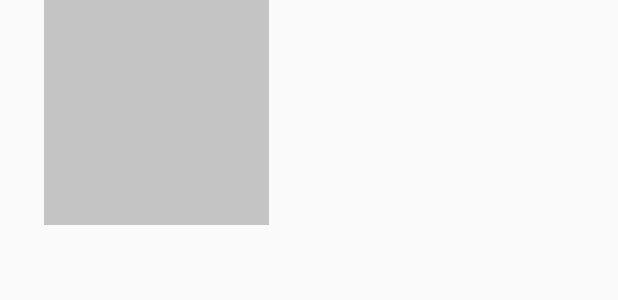
After one commit to Who-IM/LeaveOutApp, an Android app: the layout collect_view_image.xml on its own in the app's theme, with its tools: preview values and no code run, on a phone screen of 412 x 824 dp. The commit adds this screen. Shown: the top 300 px of the screen. Run offline under Robolectric (Android 15) with nearby library versions, the phone set to English and light mode, and no system bars; Roboto replaces fonts that are not available here.

Commit message:
모아보기 이미지 추가, 사진갯수 제한

```diff
--- a/Android/LeaveOut/app/src/main/java/whoim/leaveout/SQL/SQLWeb.java
+++ b/Android/LeaveOut/app/src/main/java/whoim/leaveout/SQL/SQLWeb.java
@@ -26,7 +26,7 @@ public class SQLWeb extends AsyncTask<JSONObject, Void, JSONObject> {
     protected JSONObject doInBackground(JSONObject... params) {
 
         try {
-            URL url = new URL("http://172.30.1.53:8080/controll"); // URL화 한다.
+            URL url = new URL("http://172.19.1.155:8080/controll"); // URL화 한다.
             mCon = (HttpURLConnection) url.openConnection();                 // 접속 객체 생성
 //            mCon.setRequestProperty("Content-Type", "application/json");      // 타입설정(application/json) 형식으로 전송
             mCon.setRequestProperty("Content-Type", "text/html");               // 타입설
--- a/Android/LeaveOut/app/src/main/res/layout/collect_comment.xml
+++ b/Android/LeaveOut/app/src/main/res/layout/collect_comment.xml
@@ -59,4 +59,6 @@
             android:layout_alignTop="@+id/collect_comment_name" />
 
     </RelativeLayout>
+
+
 </LinearLayout>
--- /dev/null
+++ b/Android/LeaveOut/app/src/main/res/layout/collect_view_image.xml
@@ -0,0 +1,15 @@
+<?xml version="1.0" encoding="utf-8"?>
+<RelativeLayout xmlns:android="http://schemas.android.com/apk/res/android"
+    android:layout_width="wrap_content"
+    android:layout_height="wrap_content"
+    xmlns:app="http://schemas.android.com/apk/res-auto">
+
+    <ImageView
+        android:id="@+id/collect_grid_image"
+        android:layout_width="150dp"
+        android:layout_height="150dp"
+        android:layout_marginLeft="29dp"
+        android:layout_marginBottom="10dp"
+        app:srcCompat="@color/cardview_shadow_start_color" />
+
+</RelativeLayout>
```
Also changed, not shown: Android/LeaveOut/app/src/main/java/whoim/leaveout/CollectActivity.java (+65 -0 lines), Android/LeaveOut/app/src/main/java/whoim/leaveout/GridAdapter/GridAdapter.java (added, +87 -0 lines), Android/LeaveOut/app/src/main/java/whoim/leaveout/WritingActivity.java (+9 -0 lines), Android/LeaveOut/app/src/main/res/layout/collect.xml (+11 -2 lines), 2 other files.
